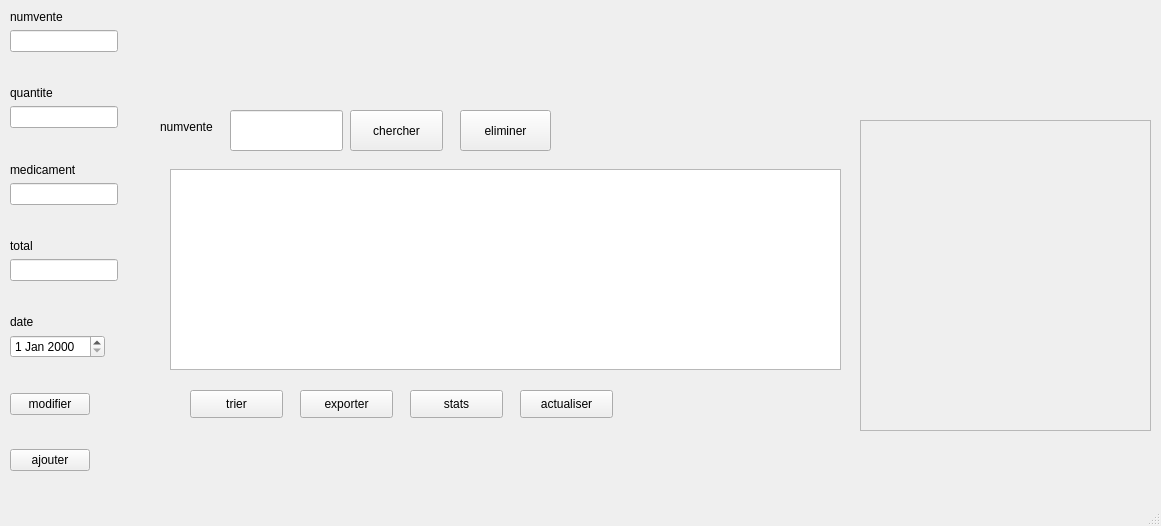
Above: clientwindow.ui from 24-25PCPP2A27/projet2a-2a27-smart-pharmacy before the change. Below: the same form after it.
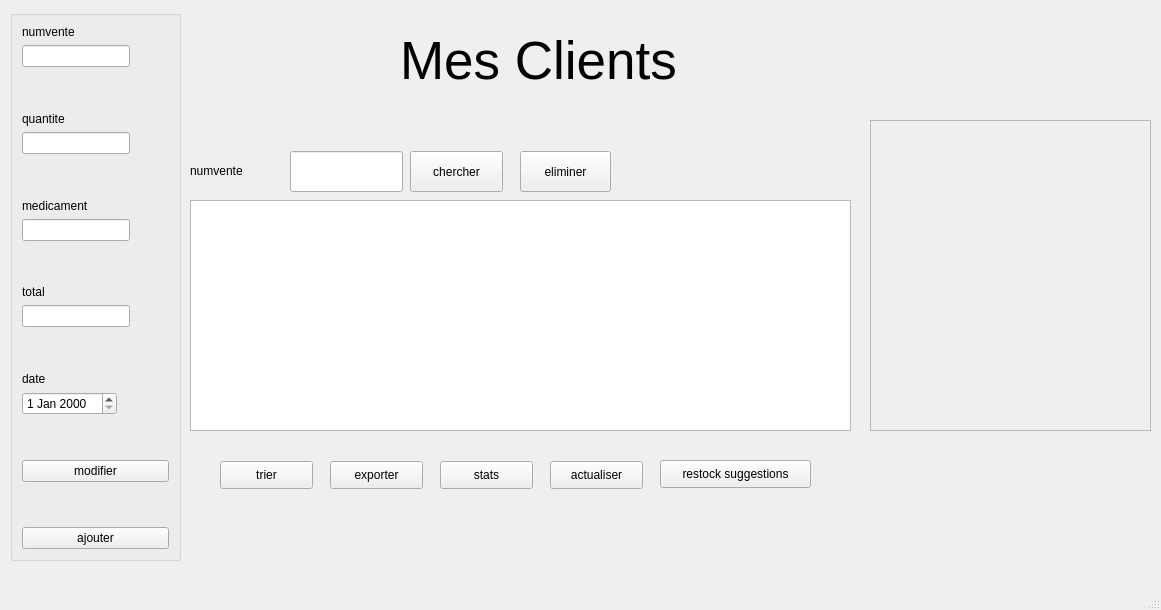
That is the form after the change.

```diff
--- a/clientwindow.ui
+++ b/clientwindow.ui
@@ -7,20 +7,20 @@
     <x>0</x>
     <y>0</y>
     <width>1161</width>
-    <height>526</height>
+    <height>610</height>
    </rect>
   </property>
   <property name="windowTitle">
    <string>ClientWindow</string>
   </property>
   <widget class="QWidget" name="centralwidget">
-   <widget class="QWidget" name="formLayoutWidget">
+   <widget class="QGroupBox" name="formGroupBox">
     <property name="geometry">
      <rect>
       <x>10</x>
       <y>10</y>
-      <width>141</width>
-      <height>461</height>
+      <width>171</width>
+      <height>551</height>
      </rect>
     </property>
     <layout class="QFormLayout" name="formLayout">
@@ -31,6 +31,13 @@
        </property>
       </widget>
      </item>
+     <item row="1" column="0">
+      <widget class="QLineEdit" name="numventeLineEdit">
+       <property name="text">
+        <string/>
+       </property>
+      </widget>
+     </item>
      <item row="2" column="0">
       <spacer name="verticalSpacer_6">
        <property name="orientation">
@@ -51,6 +58,9 @@
        </property>
       </widget>
      </item>
+     <item row="4" column="0">
+      <widget class="QLineEdit" name="quantiteLineEdit"/>
+     </item>
      <item row="5" column="0">
       <spacer name="verticalSpacer_4">
        <property name="orientation">
@@ -71,18 +81,8 @@
        </property>
       </widget>
      </item>
-     <item row="8" column="0">
-      <spacer name="verticalSpacer_3">
-       <property name="orientation">
-        <enum>Qt::Vertical</enum>
-       </property>
-       <property name="sizeHint" stdset="0">
-        <size>
-         <width>98</width>
-         <height>30</height>
-        </size>
-       </property>
-      </spacer>
+     <item row="7" column="0">
+      <widget class="QLineEdit" name="medicamentLineEdit"/>
      </item>
      <item row="9" column="0">
       <widget class="QLabel" name="medicamentLabel">
@@ -91,6 +91,9 @@
        </property>
       </widget>
      </item>
+     <item row="10" column="0">
+      <widget class="QLineEdit" name="totalLineEdit"/>
+     </item>
      <item row="11" column="0">
       <spacer name="verticalSpacer">
        <property name="orientation">
@@ -124,65 +127,66 @@
        </property>
       </spacer>
      </item>
-     <item row="15" column="0">
+     <item row="17" column="0">
+      <spacer name="verticalSpacer_5">
+       <property name="orientation">
+        <enum>Qt::Vertical</enum>
+       </property>
+       <property name="sizeHint" stdset="0">
+        <size>
+         <width>98</width>
+         <height>30</height>
+        </size>
+       </property>
+      </spacer>
+     </item>
+     <item row="8" column="0">
+      <spacer name="verticalSpacer_3">
+       <property name="orientation">
+        <enum>Qt::Vertical</enum>
+       </property>
+       <property name="sizeHint" stdset="0">
+        <size>
+         <width>98</width>
+         <height>30</height>
+        </size>
+       </property>
+      </spacer>
+     </item>
+     <item row="18" column="0" colspan="2">
+      <widget class="QPushButton" name="AddClients">
+       <property name="text">
+        <string>ajouter</string>
+       </property>
+      </widget>
+     </item>
+     <item row="15" column="0" colspan="2">
       <widget class="QPushButton" name="UpdateClients">
        <property name="text">
         <string>modifier</string>
        </property>
       </widget>
      </item>
-     <item row="1" column="0">
-      <widget class="QLineEdit" name="numventeLineEdit"/>
-     </item>
-     <item row="4" column="0">
-      <widget class="QLineEdit" name="quantiteLineEdit"/>
-     </item>
-     <item row="7" column="0">
-      <widget class="QLineEdit" name="medicamentLineEdit"/>
-     </item>
-     <item row="10" column="0">
-      <widget class="QLineEdit" name="totalLineEdit"/>
-     </item>
      <item row="13" column="0">
       <widget class="QDateEdit" name="dateEdit"/>
      </item>
-     <item row="18" column="0">
-      <widget class="QPushButton" name="AddClients">
-       <property name="text">
-        <string>ajouter</string>
-       </property>
-      </widget>
-     </item>
-     <item row="17" column="0">
-      <spacer name="verticalSpacer_5">
-       <property name="orientation">
-        <enum>Qt::Vertical</enum>
-       </property>
-       <property name="sizeHint" stdset="0">
-        <size>
-         <width>98</width>
-         <height>30</height>
-        </size>
-       </property>
-      </spacer>
-     </item>
     </layout>
    </widget>
    <widget class="QTableWidget" name="tableWidget">
     <property name="geometry">
      <rect>
-      <x>170</x>
-      <y>169</y>
-      <width>671</width>
-      <height>201</height>
+      <x>190</x>
+      <y>200</y>
+      <width>661</width>
+      <height>231</height>
      </rect>
     </property>
    </widget>
    <widget class="QPushButton" name="statsButton">
     <property name="geometry">
      <rect>
-      <x>410</x>
-      <y>390</y>
+      <x>440</x>
+      <y>461</y>
       <width>93</width>
       <height>28</height>
      </rect>
@@ -194,8 +198,8 @@
    <widget class="QPushButton" name="trierButton">
     <property name="geometry">
      <rect>
-      <x>190</x>
-      <y>390</y>
+      <x>220</x>
+      <y>461</y>
       <width>93</width>
       <height>28</height>
      </rect>
@@ -207,8 +211,8 @@
    <widget class="QPushButton" name="rechercheButton">
     <property name="geometry">
      <rect>
-      <x>350</x>
-      <y>110</y>
+      <x>410</x>
+      <y>151</y>
       <width>93</width>
       <height>41</height>
      </rect>
@@ -220,8 +224,8 @@
    <widget class="QPushButton" name="exportButton">
     <property name="geometry">
      <rect>
-      <x>300</x>
-      <y>390</y>
+      <x>330</x>
+      <y>461</y>
       <width>93</width>
       <height>28</height>
      </rect>
@@ -233,10 +237,10 @@
    <widget class="QLabel" name="label_2">
     <property name="geometry">
      <rect>
-      <x>160</x>
-      <y>119</y>
-      <width>71</width>
-      <height>16</height>
+      <x>190</x>
+      <y>150</y>
+      <width>91</width>
+      <height>41</height>
      </rect>
     </property>
     <property name="text">
@@ -246,8 +250,8 @@
    <widget class="QLineEdit" name="searchLineEdit">
     <property name="geometry">
      <rect>
-      <x>230</x>
-      <y>110</y>
+      <x>290</x>
+      <y>151</y>
       <width>113</width>
       <height>41</height>
      </rect>
@@ -256,9 +260,9 @@
    <widget class="QFrame" name="frame_chart">
     <property name="geometry">
      <rect>
-      <x>860</x>
+      <x>870</x>
       <y>120</y>
-      <width>291</width>
+      <width>281</width>
       <height>311</height>
      </rect>
     </property>
@@ -272,8 +276,8 @@
    <widget class="QPushButton" name="refrechButton">
     <property name="geometry">
      <rect>
-      <x>520</x>
-      <y>390</y>
+      <x>550</x>
+      <y>461</y>
       <width>93</width>
       <height>28</height>
      </rect>
@@ -285,8 +289,8 @@
    <widget class="QPushButton" name="suppButton">
     <property name="geometry">
      <rect>
-      <x>460</x>
-      <y>110</y>
+      <x>520</x>
+      <y>151</y>
       <width>91</width>
       <height>41</height>
      </rect>
@@ -295,6 +299,37 @@
      <string>eliminer</string>
     </property>
    </widget>
+   <widget class="QLabel" name="label">
+    <property name="geometry">
+     <rect>
+      <x>400</x>
+      <y>10</y>
+      <width>381</width>
+      <height>101</height>
+     </rect>
+    </property>
+    <property name="font">
+     <font>
+      <pointsize>40</pointsize>
+     </font>
+    </property>
+    <property name="text">
+     <string>Mes Clients</string>
+    </property>
+   </widget>
+   <widget class="QPushButton" name="restockButton">
+    <property name="geometry">
+     <rect>
+      <x>660</x>
+      <y>460</y>
+      <width>151</width>
+      <height>28</height>
+     </rect>
+    </property>
+    <property name="text">
+     <string>restock suggestions</string>
+    </property>
+   </widget>
   </widget>
   <widget class="QMenuBar" name="menubar">
    <property name="geometry">
```
